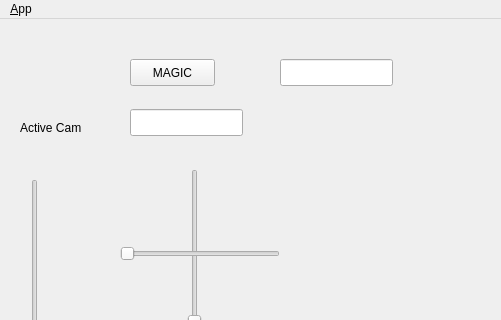
trevorfalls/NASGR, file qtworkspace/qdude/ui/main_window.ui: the form before one commit; both pictures show x 0 to 501 and y 0 to 320 of the 944 by 704 pixel window.
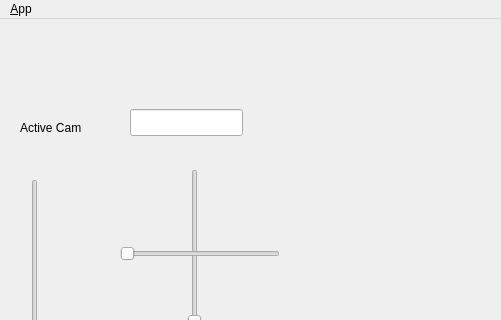
The form after the commit. Icons and pictures are not drawn.

```diff
--- a/qtworkspace/qdude/ui/main_window.ui
+++ b/qtworkspace/qdude/ui/main_window.ui
@@ -21,32 +21,6 @@
    <locale language="English" country="Australia"/>
   </property>
   <widget class="QWidget" name="centralwidget">
-   <widget class="QPushButton" name="magicButton">
-    <property name="geometry">
-     <rect>
-      <x>130</x>
-      <y>40</y>
-      <width>85</width>
-      <height>27</height>
-     </rect>
-    </property>
-    <property name="statusTip">
-     <string/>
-    </property>
-    <property name="text">
-     <string>MAGIC</string>
-    </property>
-   </widget>
-   <widget class="QLineEdit" name="lineEdit">
-    <property name="geometry">
-     <rect>
-      <x>280</x>
-      <y>40</y>
-      <width>113</width>
-      <height>27</height>
-     </rect>
-    </property>
-   </widget>
    <widget class="QCheckBox" name="checkA">
     <property name="geometry">
      <rect>
```
